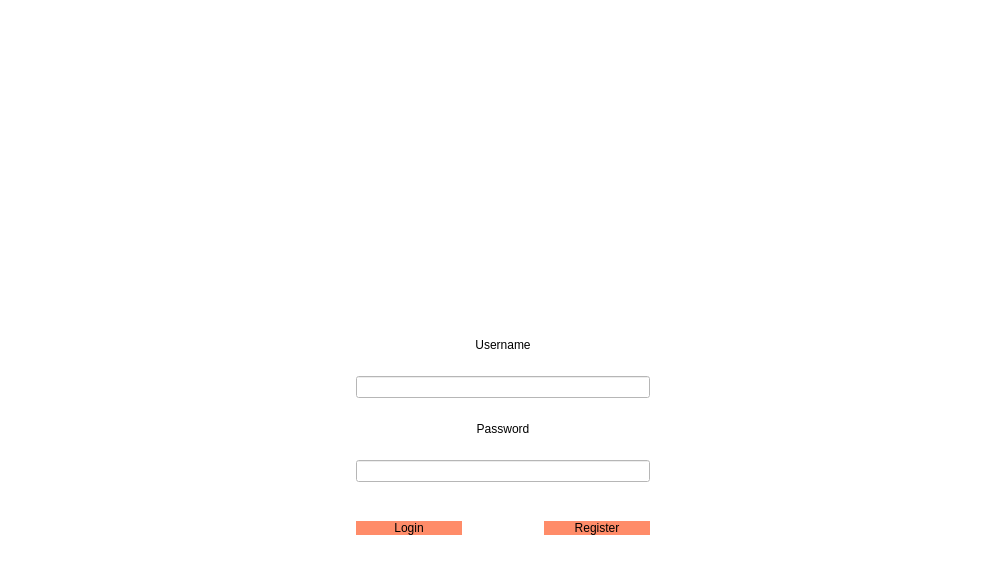
Above: stacked.ui from acordi96/ProgrammazioneDiSistema-SharedEditor-Client before the change. Below: the same form after it.
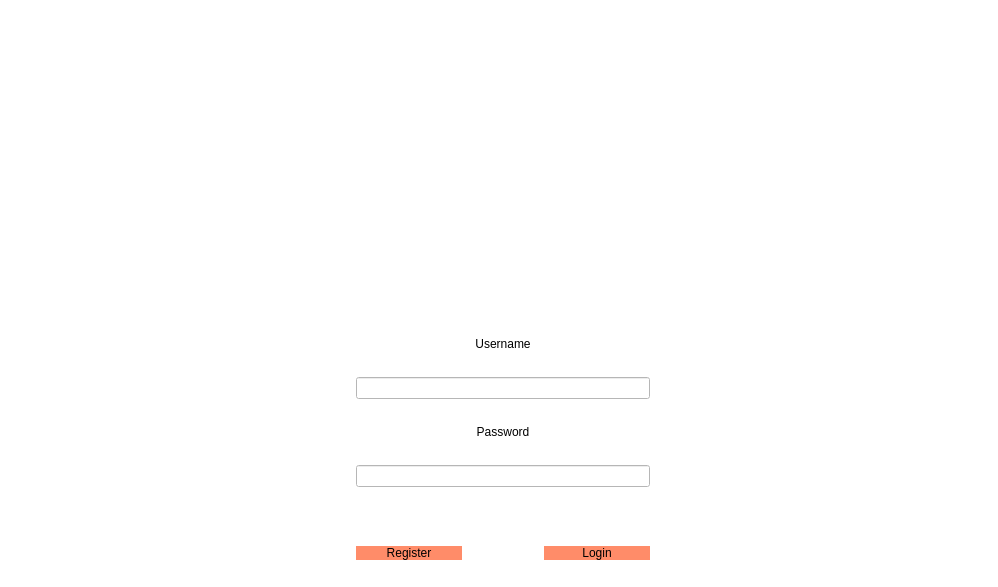
That is the form after the change. Icons and pictures are not drawn.

```diff
--- a/stacked.ui
+++ b/stacked.ui
@@ -149,7 +149,7 @@
                <property name="sizeHint" stdset="0">
                 <size>
                  <width>20</width>
-                 <height>30</height>
+                 <height>15</height>
                 </size>
                </property>
               </spacer>
@@ -172,7 +172,7 @@
                <property name="sizeHint" stdset="0">
                 <size>
                  <width>20</width>
-                 <height>10</height>
+                 <height>15</height>
                 </size>
                </property>
               </spacer>
@@ -319,6 +319,22 @@
                </item>
               </layout>
              </item>
+             <item>
+              <spacer name="verticalSpacer_12">
+               <property name="orientation">
+                <enum>Qt::Vertical</enum>
+               </property>
+               <property name="sizeType">
+                <enum>QSizePolicy::Fixed</enum>
+               </property>
+               <property name="sizeHint" stdset="0">
+                <size>
+                 <width>20</width>
+                 <height>20</height>
+                </size>
+               </property>
+              </spacer>
+             </item>
              <item>
               <layout class="QHBoxLayout" name="horizontalLayout_5">
                <property name="spacing">
@@ -340,139 +356,14 @@
                  </property>
                 </spacer>
                </item>
-               <item>
-                <widget class="QPushButton" name="loginButton">
-                 <property name="palette">
-                  <palette>
-                   <active>
-                    <colorrole role="Button">
-                     <brush brushstyle="SolidPattern">
-                      <color alpha="255">
-                       <red>255</red>
-                       <green>140</green>
-                       <blue>105</blue>
-                      </color>
-                     </brush>
-                    </colorrole>
-                    <colorrole role="Base">
-                     <brush brushstyle="SolidPattern">
-                      <color alpha="255">
-                       <red>255</red>
-                       <green>140</green>
-                       <blue>105</blue>
-                      </color>
-                     </brush>
-                    </colorrole>
-                    <colorrole role="Window">
-                     <brush brushstyle="SolidPattern">
-                      <color alpha="255">
-                       <red>255</red>
-                       <green>140</green>
-                       <blue>105</blue>
-                      </color>
-                     </brush>
-                    </colorrole>
-                   </active>
-                   <inactive>
-                    <colorrole role="Button">
-                     <brush brushstyle="SolidPattern">
-                      <color alpha="255">
-                       <red>255</red>
-                       <green>140</green>
-                       <blue>105</blue>
-                      </color>
-                     </brush>
-                    </colorrole>
-                    <colorrole role="Base">
-                     <brush brushstyle="SolidPattern">
-                      <color alpha="255">
-                       <red>255</red>
-                       <green>140</green>
-                       <blue>105</blue>
-                      </color>
-                     </brush>
-                    </colorrole>
-                    <colorrole role="Window">
-                     <brush brushstyle="SolidPattern">
-                      <color alpha="255">
-                       <red>255</red>
-                       <green>140</green>
-                       <blue>105</blue>
-                      </color>
-                     </brush>
-                    </colorrole>
-                   </inactive>
-                   <disabled>
-                    <colorrole role="Button">
-                     <brush brushstyle="SolidPattern">
-                      <color alpha="255">
-                       <red>255</red>
-                       <green>140</green>
-                       <blue>105</blue>
-                      </color>
-                     </brush>
-                    </colorrole>
-                    <colorrole role="Base">
-                     <brush brushstyle="SolidPattern">
-                      <color alpha="255">
-                       <red>255</red>
-                       <green>140</green>
-                       <blue>105</blue>
-                      </color>
-                     </brush>
-                    </colorrole>
-                    <colorrole role="Window">
-                     <brush brushstyle="SolidPattern">
-                      <color alpha="255">
-                       <red>255</red>
-                       <green>140</green>
-                       <blue>105</blue>
-                      </color>
-                     </brush>
-                    </colorrole>
-                   </disabled>
-                  </palette>
-                 </property>
-                 <property name="cursor">
-                  <cursorShape>PointingHandCursor</cursorShape>
-                 </property>
-                 <property name="styleSheet">
-                  <string notr="true">QPushButton#loginButton {
-background-color: rgb(255,140,105);
-border: 1px;
-	font: 75 11pt &quot;Sawasdee Bold&quot;;
-}
-QPushButton#loginButton:hover{
-	background-color: rgb(220,0,15);
-	text-decoration:underline;
-}</string>
-                 </property>
-                 <property name="text">
-                  <string>Login</string>
-                 </property>
-                 <property name="flat">
-                  <bool>false</bool>
-                 </property>
-                </widget>
-               </item>
-               <item>
-                <spacer name="horizontalSpacer_6">
-                 <property name="orientation">
-                  <enum>Qt::Horizontal</enum>
-                 </property>
-                 <property name="sizeType">
-                  <enum>QSizePolicy::Fixed</enum>
-                 </property>
-                 <property name="sizeHint" stdset="0">
-                  <size>
-                   <width>80</width>
-                   <height>20</height>
-                  </size>
-                 </property>
-                </spacer>
-               </item>
                <item>
                 <widget class="QPushButton" name="reglogButton">
+                 <property name="sizePolicy">
+                  <sizepolicy hsizetype="Minimum" vsizetype="Fixed">
+                   <horstretch>0</horstretch>
+                   <verstretch>0</verstretch>
+                  </sizepolicy>
+                 </property>
                  <property name="palette">
                   <palette>
                    <active>
@@ -586,6 +477,137 @@
                  </property>
                 </widget>
                </item>
+               <item>
+                <spacer name="horizontalSpacer_6">
+                 <property name="orientation">
+                  <enum>Qt::Horizontal</enum>
+                 </property>
+                 <property name="sizeType">
+                  <enum>QSizePolicy::Fixed</enum>
+                 </property>
+                 <property name="sizeHint" stdset="0">
+                  <size>
+                   <width>80</width>
+                   <height>20</height>
+                  </size>
+                 </property>
+                </spacer>
+               </item>
+               <item>
+                <widget class="QPushButton" name="loginButton">
+                 <property name="palette">
+                  <palette>
+                   <active>
+                    <colorrole role="Button">
+                     <brush brushstyle="SolidPattern">
+                      <color alpha="255">
+                       <red>255</red>
+                       <green>140</green>
+                       <blue>105</blue>
+                      </color>
+                     </brush>
+                    </colorrole>
+                    <colorrole role="Base">
+                     <brush brushstyle="SolidPattern">
+                      <color alpha="255">
+                       <red>255</red>
+                       <green>140</green>
+                       <blue>105</blue>
+                      </color>
+                     </brush>
+                    </colorrole>
+                    <colorrole role="Window">
+                     <brush brushstyle="SolidPattern">
+                      <color alpha="255">
+                       <red>255</red>
+                       <green>140</green>
+                       <blue>105</blue>
+                      </color>
+                     </brush>
+                    </colorrole>
+                   </active>
+                   <inactive>
+                    <colorrole role="Button">
+                     <brush brushstyle="SolidPattern">
+                      <color alpha="255">
+                       <red>255</red>
+                       <green>140</green>
+                       <blue>105</blue>
+                      </color>
+                     </brush>
+                    </colorrole>
+                    <colorrole role="Base">
+                     <brush brushstyle="SolidPattern">
+                      <color alpha="255">
+                       <red>255</red>
+                       <green>140</green>
+                       <blue>105</blue>
+                      </color>
+                     </brush>
+                    </colorrole>
+                    <colorrole role="Window">
+                     <brush brushstyle="SolidPattern">
+                      <color alpha="255">
+                       <red>255</red>
+                       <green>140</green>
+                       <blue>105</blue>
+                      </color>
+                     </brush>
+                    </colorrole>
+                   </inactive>
+                   <disabled>
+                    <colorrole role="Button">
+                     <brush brushstyle="SolidPattern">
+                      <color alpha="255">
+                       <red>255</red>
+                       <green>140</green>
+                       <blue>105</blue>
+                      </color>
+                     </brush>
+                    </colorrole>
+                    <colorrole role="Base">
+                     <brush brushstyle="SolidPattern">
+                      <color alpha="255">
+                       <red>255</red>
+                       <green>140</green>
+                       <blue>105</blue>
+                      </color>
+                     </brush>
+                    </colorrole>
+                    <colorrole role="Window">
+                     <brush brushstyle="SolidPattern">
+                      <color alpha="255">
+                       <red>255</red>
+                       <green>140</green>
+                       <blue>105</blue>
+                      </color>
+                     </brush>
+                    </colorrole>
+                   </disabled>
+                  </palette>
+                 </property>
+                 <property name="cursor">
+                  <cursorShape>PointingHandCursor</cursorShape>
+                 </property>
+                 <property name="styleSheet">
+                  <string notr="true">QPushButton#loginButton {
+background-color: rgb(255,140,105);
+border: 1px;
+	font: 75 11pt &quot;Sawasdee Bold&quot;;
+}
+QPushButton#loginButton:hover{
+	background-color: rgb(220,0,15);
+	text-decoration:underline;
+}</string>
+                 </property>
+                 <property name="text">
+                  <string>Login</string>
+                 </property>
+                 <property name="flat">
+                  <bool>false</bool>
+                 </property>
+                </widget>
+               </item>
                <item>
                 <spacer name="horizontalSpacer_7">
                  <property name="orientation">
@@ -615,7 +637,7 @@
                <property name="sizeHint" stdset="0">
                 <size>
                  <width>20</width>
-                 <height>40</height>
+                 <height>15</height>
                 </size>
                </property>
               </spacer>
```
